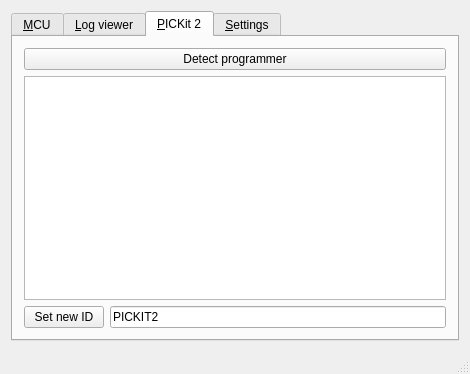
Old version of the form mainwindow.ui in the repository Ho-Ro/QPICkit.
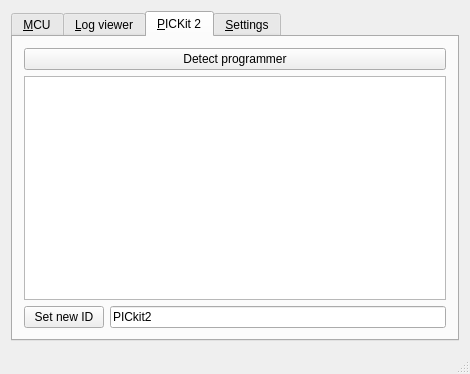
New version of the form. The open tabs and pages were chosen to show the change. Icons and pictures are not drawn.

The edit to the form file:
```diff
--- a/mainwindow.ui
+++ b/mainwindow.ui
@@ -295,7 +295,7 @@
         <item row="2" column="1">
          <widget class="QLineEdit" name="setNewIDLineEdit">
           <property name="text">
-           <string>PICKIT2</string>
+           <string>PICkit2</string>
           </property>
           <property name="maxLength">
            <number>14</number>
```
Left out of the diff: 20 changed lines with no effect on the pictures.
